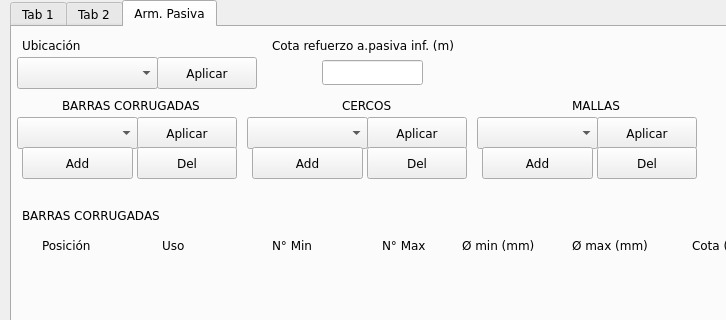
Qt form ui_files/herramienta_trapecios_v9.ui (Sady-Guzman/herramienta_practica) before a commit; both pictures show x 0 to 726 and y 0 to 320 of the 1125 by 680 pixel window.
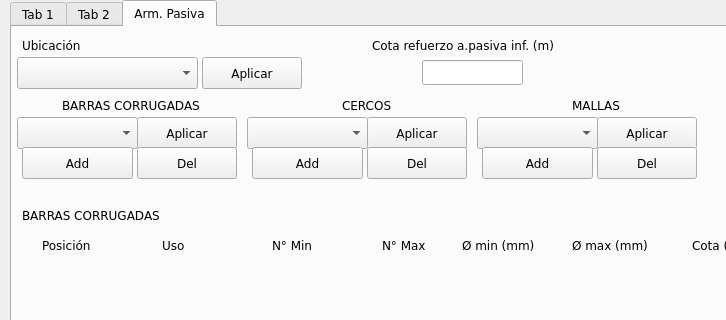
The same form after that commit. The open tabs and pages were chosen to show the change.

Patch:
```diff
--- a/ui_files/herramienta_trapecios_v9.ui
+++ b/ui_files/herramienta_trapecios_v9.ui
@@ -793,7 +793,7 @@
       <rect>
        <x>5</x>
        <y>30</y>
-       <width>141</width>
+       <width>181</width>
        <height>32</height>
       </rect>
      </property>
@@ -801,7 +801,7 @@
     <widget class="QPushButton" name="tab3_btn_apply_ubicacion">
      <property name="geometry">
       <rect>
-       <x>145</x>
+       <x>190</x>
        <y>30</y>
        <width>100</width>
        <height>32</height>
@@ -850,7 +850,7 @@
     <widget class="QLabel" name="tab3_label_refuerzo">
      <property name="geometry">
       <rect>
-       <x>260</x>
+       <x>360</x>
        <y>10</y>
        <width>211</width>
        <height>16</height>
@@ -863,7 +863,7 @@
     <widget class="QLineEdit" name="tab3_line_refuerzo">
      <property name="geometry">
       <rect>
-       <x>310</x>
+       <x>410</x>
        <y>33</y>
        <width>101</width>
        <height>25</height>
```
Left out of the diff: 2 changed lines with no effect on the pictures.
